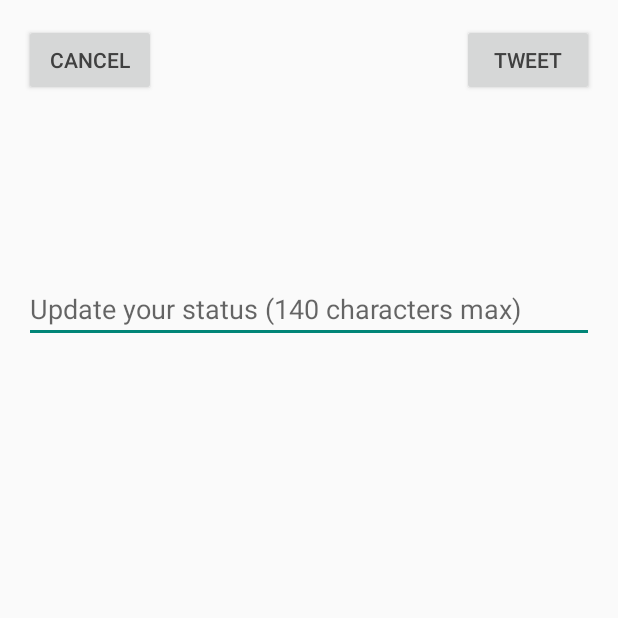
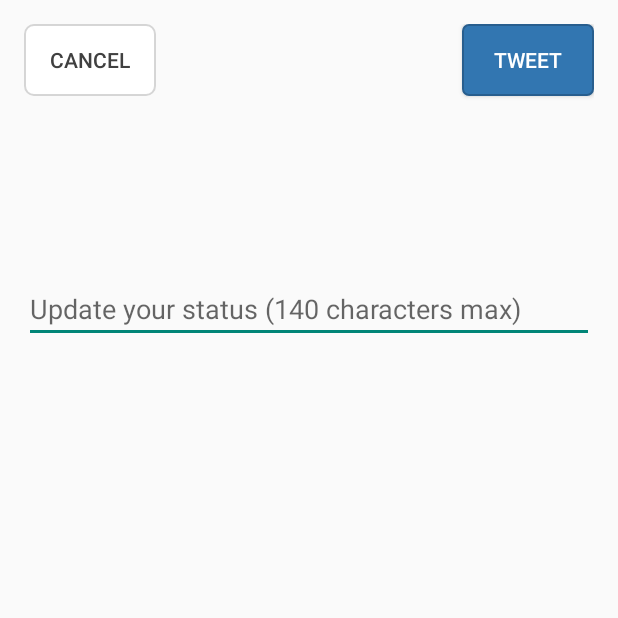
Before and after one commit to g13n/AndroidTwitterClient, an Android app: the ComposeActivity screen opened directly, with no data from a screen before it, on a phone screen of 412 x 824 dp, the top half of it. Run offline under Robolectric (Android 15) with nearby library versions, the phone set to English and light mode, and no system bars.

Commit message:
Beautify app with round buttons

```diff
--- /dev/null
+++ b/twitterclient/src/main/res/color/primary_button_text.xml
@@ -0,0 +1,7 @@
+<?xml version="1.0" encoding="utf-8"?>
+
+<selector xmlns:android="http://schemas.android.com/apk/res/android">
+
+    <item android:color="#ffffffff"/>
+
+</selector>
--- /dev/null
+++ b/twitterclient/src/main/res/drawable/default_round_button.xml
@@ -0,0 +1,29 @@
+<?xml version="1.0" encoding="utf-8"?>
+
+<selector xmlns:android="http://schemas.android.com/apk/res/android">
+
+    <item android:state_pressed="true">
+        <shape>
+
+            <stroke android:width="1dp" android:color="#cccccccc"/>
+            <solid android:color="#cccccccc"/>
+            <corners android:radius="6dp"/>
+            <padding android:bottom="6dp" android:left="12dp"
+                     android:right="12dp" android:top="6dp"/>
+
+        </shape>
+    </item>
+
+    <item>
+        <shape>
+
+            <stroke android:width="1dp" android:color="#cccccccc"/>
+            <solid android:color="#ffffffff"/>
+            <corners android:radius="6dp"/>
+            <padding android:bottom="6dp" android:left="12dp"
+                     android:right="12dp" android:top="6dp"/>
+
+        </shape>
+    </item>
+
+</selector>
--- /dev/null
+++ b/twitterclient/src/main/res/drawable/primary_round_button.xml
@@ -0,0 +1,29 @@
+<?xml version="1.0" encoding="utf-8"?>
+
+<selector xmlns:android="http://schemas.android.com/apk/res/android">
+
+    <item android:state_pressed="true">
+        <shape>
+
+            <stroke android:width="1dp" android:color="#ff0000ff"/>
+            <solid android:color="#ff0000ff"/>
+            <corners android:radius="4dp"/>
+            <padding android:bottom="6dp" android:left="12dp"
+                     android:right="12dp" android:top="6dp"/>
+
+        </shape>
+    </item>
+
+    <item>
+        <shape>
+
+            <stroke android:width="1dp" android:color="#ff285e8e"/>
+            <solid android:color="#ff3276b1"/>
+            <corners android:radius="4dp"/>
+            <padding android:bottom="6dp" android:left="12dp"
+                     android:right="12dp" android:top="6dp"/>
+
+        </shape>
+    </item>
+
+</selector>
--- a/twitterclient/src/main/res/layout/activity_compose.xml
+++ b/twitterclient/src/main/res/layout/activity_compose.xml
@@ -10,6 +10,7 @@
     tools:context=".ComposeActivity">
 
     <Button
+        android:background="@drawable/default_round_button"
         android:layout_width="wrap_content"
         android:layout_height="wrap_content"
         android:text="@string/btn_cancel"
@@ -19,6 +20,8 @@
         android:onClick="onCancel"/>
 
     <Button
+        android:background="@drawable/primary_round_button"
+        android:textColor="@color/primary_button_text"
         android:layout_width="wrap_content"
         android:layout_height="wrap_content"
         android:text="@string/btn_compose"
```
